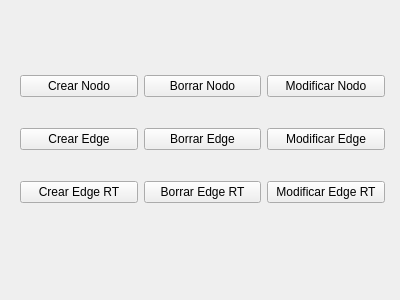
Old version of the form agents/bullshit_publisher/src/bullshit_publisher.ui in the repository jcalderon12/robocomp-insight.
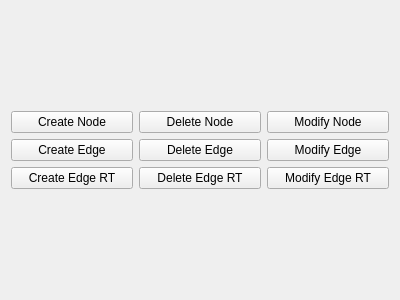
New version of the form.

Commit message: Bullshit publisher UI updated! - Episodic memory multi graph management and decoder updated. Also, file management added!

```diff
--- a/agents/bullshit_publisher/src/bullshit_publisher.ui
+++ b/agents/bullshit_publisher/src/bullshit_publisher.ui
@@ -13,81 +13,75 @@
   <property name="windowTitle">
    <string>Form</string>
   </property>
-  <widget class="QWidget" name="layoutWidget">
-   <property name="geometry">
-    <rect>
-     <x>20</x>
-     <y>50</y>
-     <width>365</width>
-     <height>181</height>
-    </rect>
-   </property>
+  <layout class="QGridLayout" name="gridLayout_2">
+   <item row="0" column="0">
    <layout class="QGridLayout" name="gridLayout">
-    <item row="1" column="0">
-     <widget class="QPushButton" name="create_edge_button">
-      <property name="text">
-       <string>Crear Edge</string>
-      </property>
-     </widget>
-    </item>
-    <item row="1" column="1">
-     <widget class="QPushButton" name="delete_edge_button">
-      <property name="text">
-       <string>Borrar Edge</string>
-      </property>
-     </widget>
-    </item>
     <item row="0" column="1">
      <widget class="QPushButton" name="delete_node_button">
       <property name="text">
-       <string>Borrar Nodo</string>
+        <string>Delete Node</string>
       </property>
      </widget>
     </item>
     <item row="2" column="0">
      <widget class="QPushButton" name="create_edge_RT_button">
       <property name="text">
-       <string>Crear Edge RT</string>
+        <string>Create Edge RT</string>
       </property>
      </widget>
     </item>
-    <item row="2" column="1">
-     <widget class="QPushButton" name="delete_edge_RT_button">
+     <item row="1" column="1">
+      <widget class="QPushButton" name="delete_edge_button">
       <property name="text">
-       <string>Borrar Edge RT</string>
+        <string>Delete Edge</string>
       </property>
      </widget>
     </item>
     <item row="0" column="0">
      <widget class="QPushButton" name="create_node_button">
       <property name="text">
-       <string>Crear Nodo</string>
+        <string>Create Node</string>
       </property>
      </widget>
     </item>
     <item row="0" column="2">
      <widget class="QPushButton" name="modify_node_button">
       <property name="text">
-       <string>Modificar Nodo</string>
+        <string>Modify Node</string>
       </property>
      </widget>
     </item>
     <item row="2" column="2">
      <widget class="QPushButton" name="modify_edge_RT_button">
       <property name="text">
-       <string>Modificar Edge RT</string>
+        <string>Modify Edge RT</string>
       </property>
      </widget>
     </item>
     <item row="1" column="2">
      <widget class="QPushButton" name="modify_edge_button">
       <property name="text">
-       <string>Modificar Edge</string>
+        <string>Modify Edge</string>
       </property>
      </widget>
     </item>
-   </layout>
-  </widget>
+     <item row="1" column="0">
+      <widget class="QPushButton" name="create_edge_button">
+       <property name="text">
+        <string>Create Edge</string>
+       </property>
+      </widget>
+     </item>
+     <item row="2" column="1">
+      <widget class="QPushButton" name="delete_edge_RT_button">
+       <property name="text">
+        <string>Delete Edge RT</string>
+       </property>
+      </widget>
+     </item>
+    </layout>
+   </item>
+  </layout>
  </widget>
  <resources/>
  <connections/>
```
Lines whose indentation alone changed are shown as unchanged. The commit also changes 11 other files.
